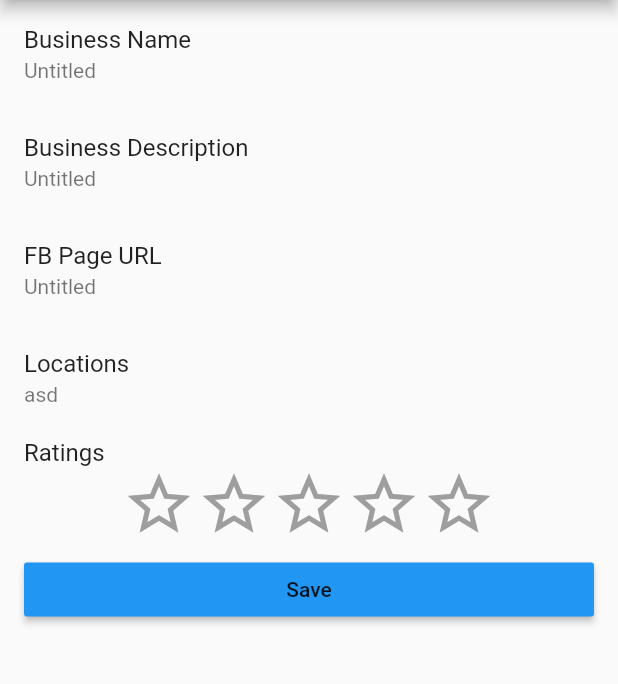
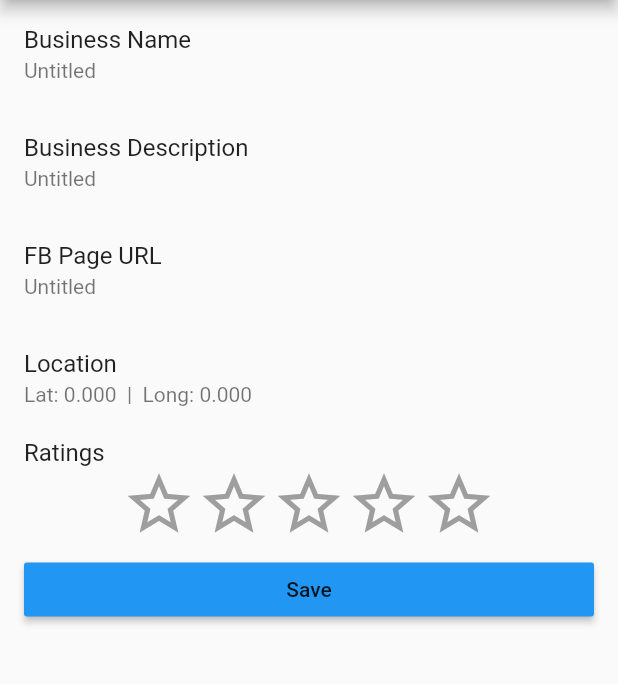
Before and after one commit to rroslan/suara, a Flutter app: the VendorSettingsScreen screen opened directly with empty values, after a tap on "Save", on a phone screen of 412 x 824 dp, the part 84-768 px from its top. Run offline on Flutter 3.47's test engine with Material 2 defaults, Android fonts, the phone set to English and light mode, and no system bars; drawn by our look-alikes of flutter_rating; our stand-ins replace cloud_firestore, firebase_auth, firebase_database, google_sign_in, location; accounts and stored records are empty.

Commit message:
added a common screen where you can modify the fields ,clicking on save button adds a record to the firestore under the logged in user Id

```diff
--- a/lib/screens/vendor_settings.dart
+++ b/lib/screens/vendor_settings.dart
@@ -1,5 +1,8 @@
+import 'package:cloud_firestore/cloud_firestore.dart';
+import 'package:firebase_auth/firebase_auth.dart';
 import 'package:flutter/material.dart';
 import 'package:flutter_rating/flutter_rating.dart';
+import 'package:suara/models/vendor_settings.dart';
 import 'package:suara/screens/payment_topup.dart';
 
 class VendorSettingsScreen extends StatefulWidget {
@@ -15,9 +18,16 @@ class VendorSettingsScreen extends StatefulWidget {
 class VendorSettingsScreenState extends State<VendorSettingsScreen> {
   GlobalKey<ScaffoldState> _scaffoldKey = new GlobalKey();
   var _ratingVal = 0.0;
+  var _vendorSettings = new VendorSettings();
   //var c= widget._latitude;
   //var _latTxtController = TextEditingController(text: widget._latitude.toString());
   //var _longTxtController = TextEditingController(text: widget._longitude.toString());
+
+  void navigateToSettingsPage(String title) {
+    Navigator.of(context).push(MaterialPageRoute(
+        fullscreenDialog: true,
+        builder: (BuildContext context) => ChangeVendorSettingPage(title)));
+  }
 
   @override
   Widget build(BuildContext context) {
@@ -58,18 +68,30 @@ class VendorSettingsScreenState extends State<VendorSettingsScreen> {
           ListTile(
             title: Text('Business Name'),
             subtitle: Text('Untitled'),
+            onTap: () {
+              navigateToSettingsPage('Business Name');
+            },
           ),
           ListTile(
             title: Text('Business Description'),
             subtitle: Text('Untitled'),
+            onTap: () {
+              navigateToSettingsPage('Business Description');
+            },
           ),
           ListTile(
             title: Text('FB Page URL'),
             subtitle: Text('Untitled'),
+            onTap: () {
+              navigateToSettingsPage('FB Page URL');
+            },
           ),
           ListTile(
-            title: Text('Locations'),
-            subtitle: Text('asd'),
+            title: Text('Location'),
+            subtitle: Text('Lat: 0.000  |  Long: 0.000'),
+            onTap: () {
+              navigateToSettingsPage('Location');
+            },
           ),
           ListTile(
             title: Column(
@@ -89,16 +111,29 @@ class VendorSettingsScreenState extends State<VendorSettingsScreen> {
               ],
             ),
           ),
-          /*ListTile(
-            title: Flex(
-              direction: Axis.vertical,
-              children: <Widget>[Container()],
-            ),
-          ),*/
           ListTile(
             title: RaisedButton(
               color: Colors.blue,
-              onPressed: () {},
+              onPressed: () {
+                FirebaseAuth.instance.currentUser().then((onValue) {
+                  print(onValue.uid);
+                  var vendorSettings = _vendorSettings.toJson(
+                      'Fiverr',
+                      'A Company',
+                      'https://www.facebook.com',
+                      '37.4219983',
+                      '-122.084');
+                  Firestore.instance
+                      .collection('vendorsettings')
+                      .document(onValue.uid)
+                      .setData(vendorSettings)
+                      .then((e) {
+                    print('done');
+                  }).catchError((e) {
+                    print(e);
+                  });
+                });
+              },
               child: Text('Save'),
             ),
           )
@@ -107,3 +142,20 @@ class VendorSettingsScreenState extends State<VendorSettingsScreen> {
     );
   }
 }
+
+class ChangeVendorSettingPage extends StatelessWidget {
+  final _appBarTitle;
+
+  ChangeVendorSettingPage(this._appBarTitle);
+  @override
+  Widget build(BuildContext context) {
+    return Scaffold(
+      appBar: AppBar(
+        title: Text(_appBarTitle),
+      ),
+      body: Center(
+        child: Text('settings'),
+      ),
+    );
+  }
+}
```
